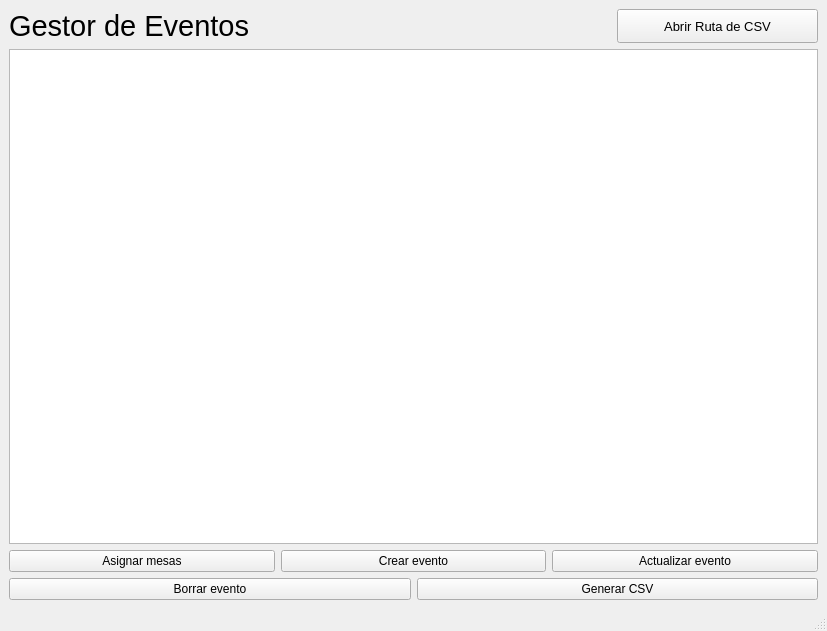
The window that CrudEvento.ui (roblesgg/GestionEventos) describes before a commit, drawn with Qt 5.
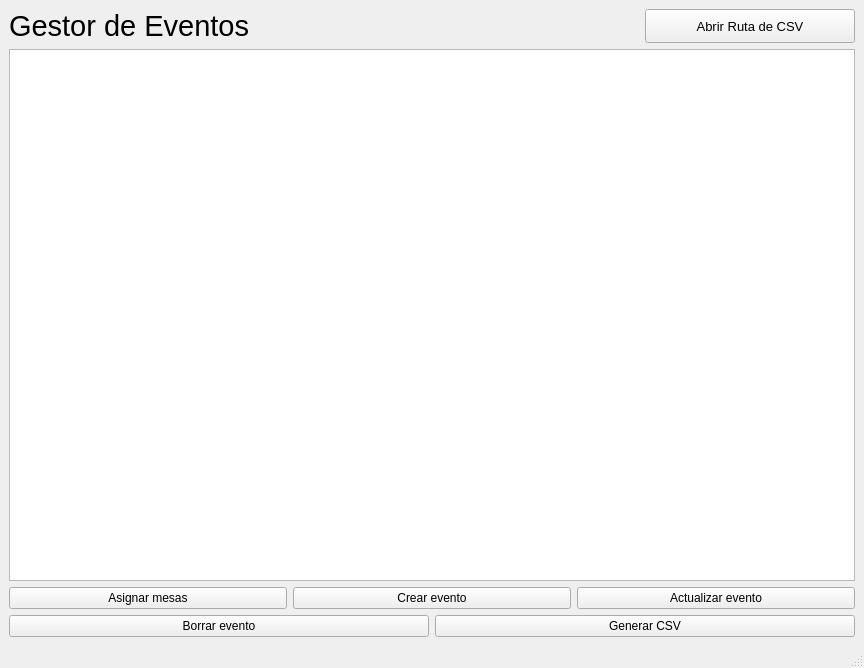
The same window after the commit.

Patch:
```diff
--- a/CrudEvento.ui
+++ b/CrudEvento.ui
@@ -6,8 +6,8 @@
    <rect>
     <x>0</x>
     <y>0</y>
-    <width>827</width>
-    <height>631</height>
+    <width>864</width>
+    <height>668</height>
    </rect>
   </property>
   <property name="windowTitle">
```
Left out of the diff: 2 changed lines with no effect on the pictures.
